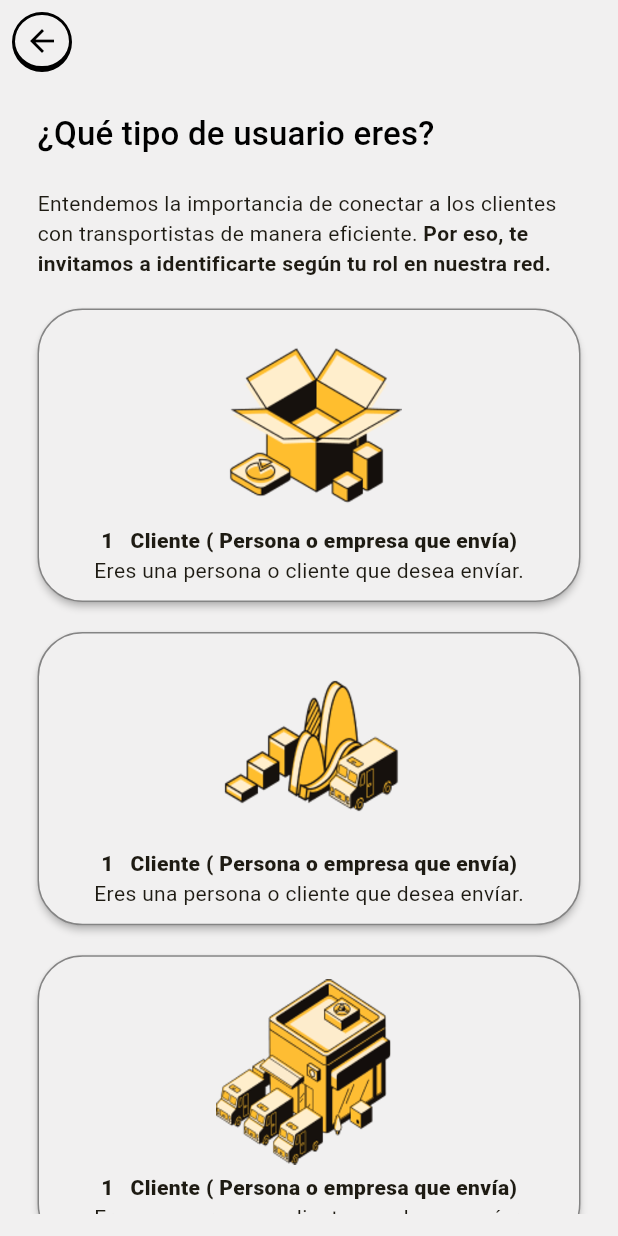
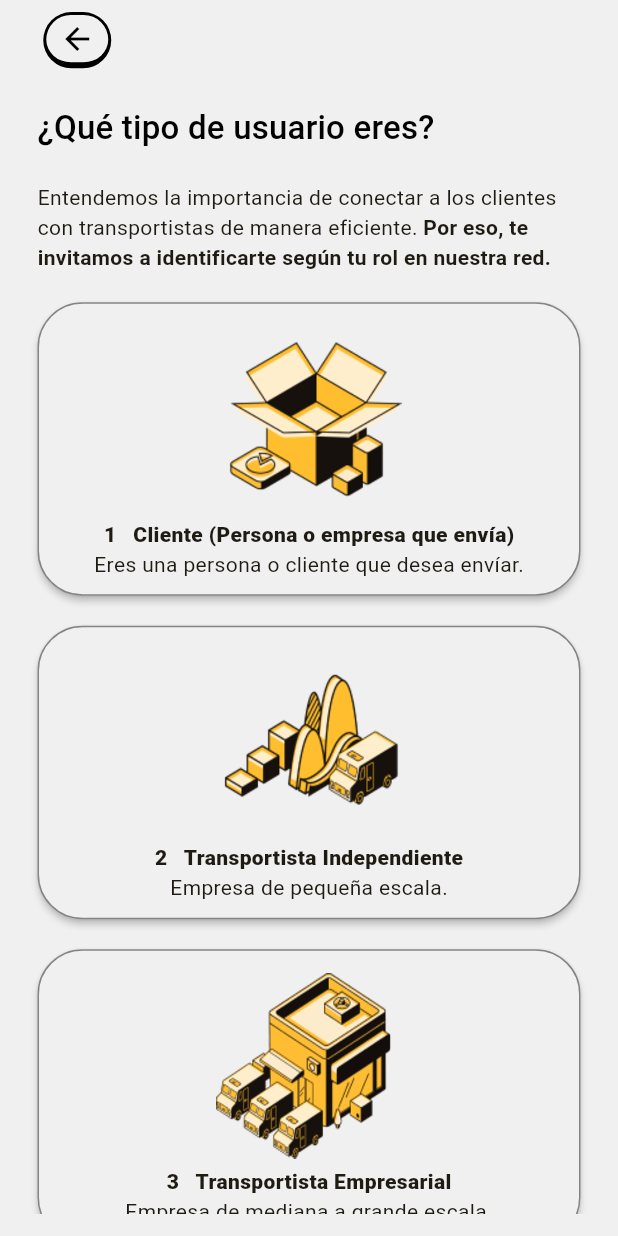
Before and after one commit to Javier-Hinojosa/CamionesM, a Flutter app: the SingUpPage screen opened by its route, on a phone screen of 412 x 824 dp. Run offline on Flutter 3.47's test engine with Material 3 defaults, Android fonts, the phone set to English and light mode, and no system bars; our stand-ins replace get, reactive_forms.

Commit message:
set up singup

```diff
--- a/lib/app/pages/signup/signup.page.dart
+++ b/lib/app/pages/signup/signup.page.dart
@@ -12,33 +12,33 @@ class SingUpPage extends GetView<SingUpController> {
   @override
   Widget build(BuildContext context) {
     return Scaffold(
-        appBar: const CustomAppBar(),
+        appBar:  const CustomAppBar(),
         body: ListView(shrinkWrap: true, children: [
            CustomText("¿Qué tipo de usuario eres?", style: Theme.of(context).textTheme.titleMedium!.apply(fontWeightDelta: FontWeight.w100.index,fontSizeDelta: 4)).paddingOnly(bottom: 10,left: 10,right: 10),
           _textWithBold('Entendemos la importancia de conectar a los clientes con transportistas de manera eficiente. ', textBold: 'Por eso, te invitamos a identificarte según tu rol en nuestra red.').paddingAll(10),
           CustomCardButton(
               children:[
             Padding(
-                padding: EdgeInsets.all(5),
+                padding: const EdgeInsets.all(5),
                 child: CustomImageAssets(url: "assets/images/box_icon.png",height: Get.height*0.15,width: Get.width*0.3,fit: BoxFit.fill,)),
-            CustomText("1   Cliente ( Persona o empresa que envía)", style: Theme.of(context).textTheme.bodyMedium!.apply(fontWeightDelta: FontWeight.bold.value)),
+            CustomText("1   Cliente (Persona o empresa que envía)", style: Theme.of(context).textTheme.bodyMedium!.apply(fontWeightDelta: FontWeight.bold.value)),
             CustomText("Eres una persona o cliente que desea envíar.", style: Theme.of(context).textTheme.bodyMedium)
           ]).paddingAll(10),
           CustomCardButton(
               children:[
                 Padding(
-                    padding: EdgeInsets.all(5),
+                    padding: const EdgeInsets.all(5),
                     child: CustomImageAssets(url: "assets/images/charts_icon.png",height: Get.height*0.15,width: Get.width*0.3,fit: BoxFit.fill,)),
-                CustomText("1   Cliente ( Persona o empresa que envía)", style: Theme.of(context).textTheme.bodyMedium!.apply(fontWeightDelta: FontWeight.bold.value)),
-                CustomText("Eres una persona o cliente que desea envíar.", style: Theme.of(context).textTheme.bodyMedium)
+                CustomText("2   Transportista Independiente", style: Theme.of(context).textTheme.bodyMedium!.apply(fontWeightDelta: FontWeight.bold.value)),
+                CustomText("Empresa de pequeña escala.", style: Theme.of(context).textTheme.bodyMedium)
               ]).paddingAll(10),
           CustomCardButton(
               children:[
                 Padding(
-                    padding: EdgeInsets.all(5),
+                    padding: const EdgeInsets.all(5),
                     child: CustomImageAssets(url: "assets/images/shop_icon.png",height: Get.height*0.15,width: Get.width*0.3,fit: BoxFit.fill,)),
-                CustomText("1   Cliente ( Persona o empresa que envía)", style: Theme.of(context).textTheme.bodyMedium!.apply(fontWeightDelta: FontWeight.bold.value)),
-                CustomText("Eres una persona o cliente que desea envíar.", style: Theme.of(context).textTheme.bodyMedium)
+                CustomText("3   Transportista Empresarial", style: Theme.of(context).textTheme.bodyMedium!.apply(fontWeightDelta: FontWeight.bold.value)),
+                CustomText("Empresa de mediana a grande escala.", style: Theme.of(context).textTheme.bodyMedium)
               ]).paddingAll(10)
         ]).paddingAll(15));
   }
--- a/lib/app/widgets/app_bar.widget.dart
+++ b/lib/app/widgets/app_bar.widget.dart
@@ -11,13 +11,14 @@ class CustomAppBar extends StatelessWidget implements PreferredSizeWidget{
   Widget build(BuildContext context) {
    return AppBar(
      backgroundColor: backgroundColor,
+     automaticallyImplyLeading: true,
+     leadingWidth: Get.width*0.25,
      leading: IconButton(onPressed: ()=>Get.back(), icon:  const CustomIconButton())
    );
   }
 
   @override
-  Size get preferredSize => Size(Get.width, Get.height*0.07);
-
+  Size get preferredSize => Size.fromHeight(Get.height*0.065);
 
 
 }
--- a/lib/app/widgets/buttons/button_card.widget.dart
+++ b/lib/app/widgets/buttons/button_card.widget.dart
@@ -1,12 +1,10 @@
-import 'package:camionesm/app/widgets/text.widget.dart';
+import 'package:camionesm/core/values/globals.dart';
 import 'package:flutter/material.dart';
 import 'package:get/get.dart';
 
 class CustomCardButton extends StatelessWidget{
   final List<Widget> children;
   const CustomCardButton({super.key, required this.children});
-
-
 
   @override
   Widget build(BuildContext context) {
@@ -15,6 +13,11 @@ class CustomCardButton extends StatelessWidget{
       borderRadius: BorderRadius.circular(30.0),
       borderOnForeground: true,
       color: Theme.of(context).scaffoldBackgroundColor,
+      child: InkWell(
+        borderRadius: BorderRadius.circular(30.0),
+        splashColor: Globals.principalColor,
+        highlightColor: Globals.principalColor,
+        onTap: (){},
         child: Container(
             decoration: BoxDecoration(
               shape: BoxShape.rectangle,
@@ -30,6 +33,7 @@ class CustomCardButton extends StatelessWidget{
             children: children,
           ).paddingAll(10)
         ),
+      ),
     );
   }
 
--- a/lib/app/widgets/buttons/icon_button.widget.dart
+++ b/lib/app/widgets/buttons/icon_button.widget.dart
@@ -1,4 +1,5 @@
 import 'package:flutter/material.dart';
+import 'package:get/get.dart';
 
 class CustomIconButton extends StatelessWidget{
 
@@ -11,6 +12,7 @@ class CustomIconButton extends StatelessWidget{
   @override
   Widget build(BuildContext context) {
     return Container(
+      width: Get.width*0.11,
       decoration: BoxDecoration(
         borderRadius: BorderRadius.circular(30.0),
         border: const Border(
--- a/lib/core/themes/light.theme.dart
+++ b/lib/core/themes/light.theme.dart
@@ -1,13 +1,19 @@
 import 'package:camionesm/core/themes/text.theme.dart';
+import 'package:camionesm/core/values/globals.dart';
 import 'package:flutter/material.dart';
+
+
 
 final ThemeData lightTheme = ThemeData(
     brightness: Brightness.light,
-    scaffoldBackgroundColor: const Color(0xfff1f0f0),
-    primaryColor: const Color(0xfff6c700),
-    colorScheme: ColorScheme.fromSeed(seedColor: const Color(0xfff6c700)),
+    scaffoldBackgroundColor:  Globals.backGroundColor,
+    sliderTheme: const SliderThemeData(activeTrackColor: Colors.white),
+    primaryColor: Globals.principalColor,
+    colorScheme: ColorScheme.fromSeed(seedColor: Globals.principalColor),
     useMaterial3: true,
-    appBarTheme: const AppBarTheme(backgroundColor: Color(0xfff1f0f0)),
+    appBarTheme: AppBarTheme(
+        backgroundColor: Globals.backGroundColor,
+        surfaceTintColor: Globals.backGroundColor),
     dividerTheme: const DividerThemeData(color: Colors.black),
   textTheme: CustomTextStyles()
 );
--- /dev/null
+++ b/lib/core/values/globals.dart
@@ -0,0 +1,9 @@
+import 'package:flutter/material.dart';
+
+abstract class Globals{
+
+  static Color backGroundColor= const Color(0xfff1f0f0);
+  static Color principalColor= const Color(0xfff6c700);
+
+
+}
```
Also changed, not shown: assets/images/person_icon.png (added). Lines whose indentation alone changed are shown as unchanged.
